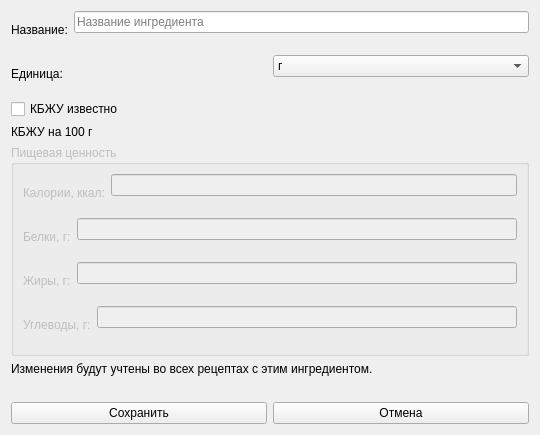
Qt form ui/ingredient_editor.ui (chaykalla2026-lang/what_to_cook_Project) before a commit.
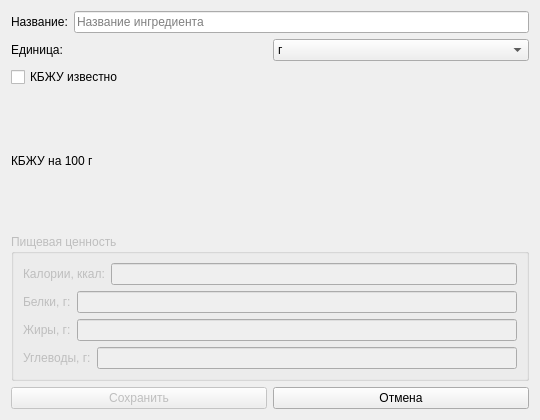
The same form after that commit.

Commit message: Добавлена возможность изменения темы оформления, презентация

What changed in the file:
```diff
--- a/ui/ingredient_editor.ui
+++ b/ui/ingredient_editor.ui
@@ -27,29 +27,12 @@
       </widget>
      </item>
      <item>
-      <layout class="QVBoxLayout" name="nameEditFieldLayout">
-       <property name="spacing">
-        <number>2</number>
-       </property>
-       <item>
         <widget class="QLineEdit" name="nameEdit">
          <property name="placeholderText">
           <string>Название ингредиента</string>
          </property>
         </widget>
        </item>
-       <item>
-        <widget class="QLabel" name="nameError">
-         <property name="text">
-          <string />
-         </property>
-         <property name="wordWrap">
-          <bool>true</bool>
-         </property>
-        </widget>
-       </item>
-      </layout>
-     </item>
     </layout>
    </item>
    <item>
@@ -65,11 +48,6 @@
       </widget>
      </item>
      <item>
-      <layout class="QVBoxLayout" name="unitComboFieldLayout">
-       <property name="spacing">
-        <number>2</number>
-       </property>
-       <item>
         <widget class="QComboBox" name="unitCombo">
          <item>
           <property name="text">
@@ -88,18 +66,6 @@
          </item>
         </widget>
        </item>
-       <item>
-        <widget class="QLabel" name="unitError">
-         <property name="text">
-          <string />
-         </property>
-         <property name="wordWrap">
-          <bool>true</bool>
-         </property>
-        </widget>
-       </item>
-      </layout>
-     </item>
     </layout>
    </item>
    <item>
@@ -138,29 +104,12 @@
          </widget>
         </item>
         <item>
-         <layout class="QVBoxLayout" name="caloriesEditFieldLayout">
-          <property name="spacing">
-           <number>2</number>
-          </property>
-          <item>
            <widget class="QLineEdit" name="caloriesEdit">
             <property name="placeholderText">
              <string />
             </property>
            </widget>
           </item>
-          <item>
-           <widget class="QLabel" name="caloriesError">
-            <property name="text">
-             <string />
-            </property>
-            <property name="wordWrap">
-             <bool>true</bool>
-            </property>
-           </widget>
-          </item>
-         </layout>
-        </item>
        </layout>
       </item>
       <item>
@@ -176,29 +125,12 @@
          </widget>
         </item>
         <item>
-         <layout class="QVBoxLayout" name="proteinEditFieldLayout">
-          <property name="spacing">
-           <number>2</number>
-          </property>
-          <item>
            <widget class="QLineEdit" name="proteinEdit">
             <property name="placeholderText">
              <string />
             </property>
            </widget>
           </item>
-          <item>
-           <widget class="QLabel" name="proteinError">
-            <property name="text">
-             <string />
-            </property>
-            <property name="wordWrap">
-             <bool>true</bool>
-            </property>
-           </widget>
-          </item>
-         </layout>
-        </item>
        </layout>
       </item>
       <item>
@@ -214,29 +146,12 @@
          </widget>
         </item>
         <item>
-         <layout class="QVBoxLayout" name="fatEditFieldLayout">
-          <property name="spacing">
-           <number>2</number>
-          </property>
-          <item>
            <widget class="QLineEdit" name="fatEdit">
             <property name="placeholderText">
              <string />
             </property>
            </widget>
           </item>
-          <item>
-           <widget class="QLabel" name="fatError">
-            <property name="text">
-             <string />
-            </property>
-            <property name="wordWrap">
-             <bool>true</bool>
-            </property>
-           </widget>
-          </item>
-         </layout>
-        </item>
        </layout>
       </item>
       <item>
@@ -252,29 +167,12 @@
          </widget>
         </item>
         <item>
-         <layout class="QVBoxLayout" name="carbsEditFieldLayout">
-          <property name="spacing">
-           <number>2</number>
-          </property>
-          <item>
            <widget class="QLineEdit" name="carbsEdit">
             <property name="placeholderText">
              <string />
             </property>
            </widget>
           </item>
-          <item>
-           <widget class="QLabel" name="carbsError">
-            <property name="text">
-             <string />
-            </property>
-            <property name="wordWrap">
-             <bool>true</bool>
-            </property>
-           </widget>
-          </item>
-         </layout>
-        </item>
        </layout>
       </item>
      </layout>
@@ -283,26 +181,6 @@
      </property>
     </widget>
    </item>
-   <item>
-    <widget class="QLabel" name="editHint">
-     <property name="text">
-      <string>Изменения будут учтены во всех рецептах с этим ингредиентом.</string>
-     </property>
-     <property name="wordWrap">
-      <bool>true</bool>
-     </property>
-    </widget>
-   </item>
-   <item>
-    <widget class="QLabel" name="formErrorLabel">
-     <property name="text">
-      <string />
-     </property>
-     <property name="wordWrap">
-      <bool>true</bool>
-     </property>
-    </widget>
-   </item>
    <item>
     <layout class="QHBoxLayout" name="layout37">
      <item>
@@ -311,7 +189,10 @@
         <string>Сохранить</string>
        </property>
        <property name="enabled">
-        <bool>true</bool>
+        <bool>false</bool>
+       </property>
+       <property name="toolTip">
+        <string>Будет подключено на следующем этапе</string>
        </property>
       </widget>
      </item>
```
Lines whose indentation alone changed are shown as unchanged. The commit also changes 22 other files.
